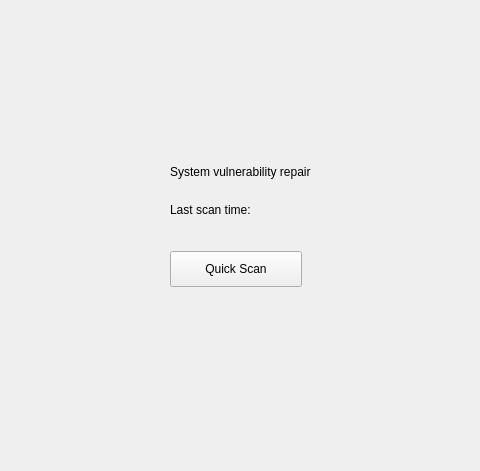
Qt form plugins/gui/vulnerability/vulnerability-page.ui (openeuler-mirror/ks-ssr) before a commit; both pictures show x 257 to 737 and y 0 to 471 of the 912 by 471 pixel window.
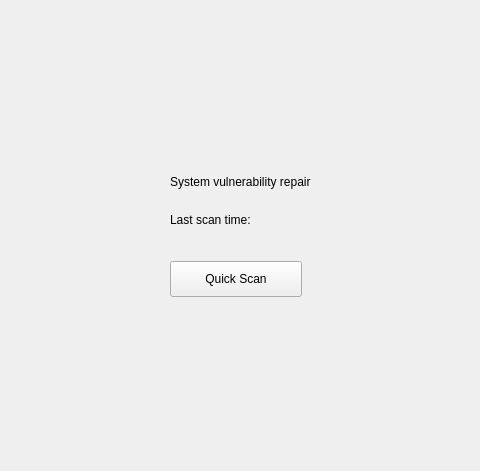
The same form after that commit. Custom widgets are drawn as their Qt base class.

Commit message: feature（vulnerability）：modify code changes - 前端备份回退功能

Patch:
```diff
--- a/plugins/gui/vulnerability/vulnerability-page.ui
+++ b/plugins/gui/vulnerability/vulnerability-page.ui
@@ -136,7 +136,7 @@
            <number>0</number>
           </property>
           <property name="bottomMargin">
-           <number>20</number>
+           <number>0</number>
           </property>
           <item>
            <spacer name="verticalSpacer_3">
```
